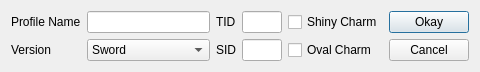
Qt form Source/Forms/Gen8/Profile/ProfileEditor8.ui (Admiral-Fish/PokeFinder) before a commit.
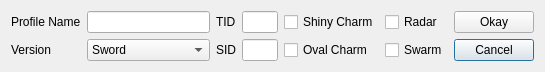
The same form after that commit. Custom widgets are drawn as their Qt base class.

```diff
--- a/Source/Forms/Gen8/Profile/ProfileEditor8.ui
+++ b/Source/Forms/Gen8/Profile/ProfileEditor8.ui
@@ -6,7 +6,7 @@
    <rect>
     <x>0</x>
     <y>0</y>
-    <width>480</width>
+    <width>545</width>
     <height>72</height>
    </rect>
   </property>
@@ -14,48 +14,31 @@
    <string>Profile Editor Gen 8</string>
   </property>
   <layout class="QGridLayout" name="gridLayout">
-   <item row="0" column="0">
+   <item row="1" column="0">
     <widget class="QLabel" name="labelProfile">
      <property name="text">
       <string>Profile Name</string>
      </property>
     </widget>
    </item>
-   <item row="0" column="1">
-    <widget class="QLineEdit" name="lineEditProfile"/>
-   </item>
-   <item row="0" column="2">
-    <widget class="QLabel" name="labelTID">
-     <property name="text">
-      <string>TID</string>
-     </property>
-    </widget>
-   </item>
-   <item row="0" column="3">
+   <item row="1" column="3">
     <widget class="TextBox" name="textBoxTID"/>
    </item>
-   <item row="0" column="4">
+   <item row="1" column="4">
     <widget class="QCheckBox" name="checkBoxShinyCharm">
      <property name="text">
       <string>Shiny Charm</string>
      </property>
     </widget>
    </item>
-   <item row="0" column="5">
-    <widget class="QPushButton" name="pushButtonOkay">
+   <item row="2" column="6">
+    <widget class="QPushButton" name="pushButtonCancel">
      <property name="text">
-      <string>Okay</string>
+      <string>Cancel</string>
      </property>
     </widget>
    </item>
-   <item row="1" column="0">
-    <widget class="QLabel" name="labelVersion">
-     <property name="text">
-      <string>Version</string>
-     </property>
-    </widget>
-   </item>
-   <item row="1" column="1">
+   <item row="2" column="1">
     <widget class="QComboBox" name="comboBoxVersion">
      <item>
       <property name="text">
@@ -79,27 +62,58 @@
      </item>
     </widget>
    </item>
-   <item row="1" column="2">
+   <item row="2" column="4">
+    <widget class="QCheckBox" name="checkBoxOvalCharm">
+     <property name="text">
+      <string>Oval Charm</string>
+     </property>
+    </widget>
+   </item>
+   <item row="2" column="3">
+    <widget class="TextBox" name="textBoxSID"/>
+   </item>
+   <item row="2" column="2">
     <widget class="QLabel" name="labelSID">
      <property name="text">
       <string>SID</string>
      </property>
     </widget>
    </item>
-   <item row="1" column="3">
-    <widget class="TextBox" name="textBoxSID"/>
+   <item row="1" column="1">
+    <widget class="QLineEdit" name="lineEditProfile"/>
+   </item>
+   <item row="2" column="0">
+    <widget class="QLabel" name="labelVersion">
+     <property name="text">
+      <string>Version</string>
+     </property>
+    </widget>
+   </item>
+   <item row="1" column="2">
+    <widget class="QLabel" name="labelTID">
+     <property name="text">
+      <string>TID</string>
+     </property>
+    </widget>
+   </item>
+   <item row="1" column="6">
+    <widget class="QPushButton" name="pushButtonOkay">
+     <property name="text">
+      <string>Okay</string>
+     </property>
+    </widget>
+   </item>
+   <item row="2" column="5">
+    <widget class="QCheckBox" name="checkBoxSwarm">
+     <property name="text">
+      <string>Swarm</string>
+     </property>
+    </widget>
    </item>
    <item row="1" column="5">
-    <widget class="QPushButton" name="pushButtonCancel">
+    <widget class="QCheckBox" name="checkBoxRadar">
      <property name="text">
-      <string>Cancel</string>
-     </property>
-    </widget>
-   </item>
-   <item row="1" column="4">
-    <widget class="QCheckBox" name="checkBoxOvalCharm">
-     <property name="text">
-      <string>Oval Charm</string>
+      <string>Radar</string>
      </property>
     </widget>
    </item>
```
Left out of the diff: 2 changed lines with no effect on the pictures.
